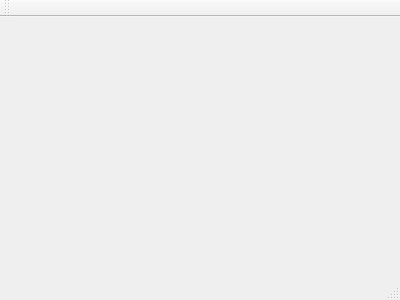
The window that MainWindow.ui (lukeelten/notenarchiv) describes before a commit, drawn with Qt 5.
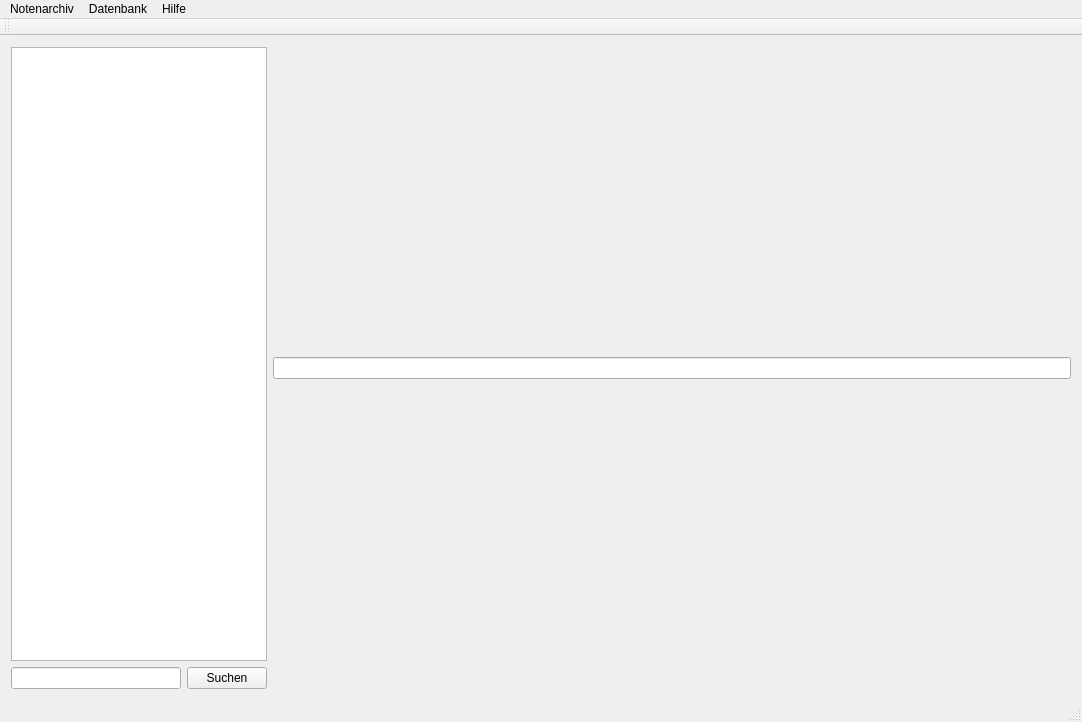
The same window after the commit.

Commit message: Altes Notenarchiv hinzugefügt. Icons rausgesucht

Patch:
```diff
--- a/MainWindow.ui
+++ b/MainWindow.ui
@@ -1,24 +1,169 @@
 <ui version="4.0">
  <class>MainWindow</class>
- <widget class="QMainWindow" name="MainWindow" >
-  <property name="geometry" >
+ <widget class="QMainWindow" name="MainWindow">
+  <property name="geometry">
    <rect>
     <x>0</x>
     <y>0</y>
-    <width>400</width>
-    <height>300</height>
+    <width>1082</width>
+    <height>722</height>
    </rect>
   </property>
   <property name="windowTitle" >
    <string>MainWindow</string>
   </property>
-  <widget class="QMenuBar" name="menuBar" />
-  <widget class="QToolBar" name="mainToolBar" />
-  <widget class="QWidget" name="centralWidget" />
-  <widget class="QStatusBar" name="statusBar" />
+  <widget class="QWidget" name="centralWidget">
+   <layout class="QHBoxLayout" name="horizontalLayout_2">
+    <item>
+     <layout class="QVBoxLayout" name="verticalLayout_2">
+      <item>
+       <widget class="QListView" name="liste">
+        <property name="sizePolicy">
+         <sizepolicy hsizetype="Minimum" vsizetype="Expanding">
+          <horstretch>0</horstretch>
+          <verstretch>0</verstretch>
+         </sizepolicy>
+        </property>
+       </widget>
+      </item>
+      <item>
+       <layout class="QHBoxLayout" name="horizontalLayout">
+        <property name="leftMargin">
+         <number>0</number>
+        </property>
+        <property name="topMargin">
+         <number>0</number>
+        </property>
+        <property name="rightMargin">
+         <number>0</number>
+        </property>
+        <property name="bottomMargin">
+         <number>0</number>
+        </property>
+        <item>
+         <widget class="QLineEdit" name="textSearch">
+          <property name="sizePolicy">
+           <sizepolicy hsizetype="Minimum" vsizetype="Fixed">
+            <horstretch>0</horstretch>
+            <verstretch>0</verstretch>
+           </sizepolicy>
+          </property>
+         </widget>
+        </item>
+        <item>
+         <widget class="QPushButton" name="buttonSearch">
+          <property name="sizePolicy">
+           <sizepolicy hsizetype="Fixed" vsizetype="Fixed">
+            <horstretch>0</horstretch>
+            <verstretch>0</verstretch>
+           </sizepolicy>
+          </property>
+          <property name="text">
+           <string>Suchen</string>
+          </property>
+         </widget>
+        </item>
+       </layout>
+      </item>
+     </layout>
+    </item>
+    <item>
+     <layout class="QVBoxLayout" name="verticalLayout">
+      <item>
+       <widget class="QLineEdit" name="lineEdit"/>
+      </item>
+     </layout>
+    </item>
+   </layout>
+  </widget>
+  <widget class="QMenuBar" name="menuBar">
+   <property name="geometry">
+    <rect>
+     <x>0</x>
+     <y>0</y>
+     <width>1082</width>
+     <height>21</height>
+    </rect>
+   </property>
+   <widget class="QMenu" name="menuNotenarchiv">
+    <property name="title">
+     <string>Notenarchiv</string>
+    </property>
+    <addaction name="menuQuit"/>
+   </widget>
+   <widget class="QMenu" name="menu">
+    <property name="title">
+     <string>Hilfe</string>
+    </property>
+    <addaction name="menuAbout"/>
+   </widget>
+   <widget class="QMenu" name="menuDatenbank">
+    <property name="title">
+     <string>Datenbank</string>
+    </property>
+    <widget class="QMenu" name="menuExportAs">
+     <property name="title">
+      <string>Daten exportieren</string>
+     </property>
+     <addaction name="menuExportAsSQL"/>
+     <addaction name="menuExportAsCSV"/>
+     <addaction name="menuExportAsXML"/>
+    </widget>
+    <addaction name="menuBackup"/>
+    <addaction name="menuRestore"/>
+    <addaction name="separator"/>
+    <addaction name="menuExportAs"/>
+   </widget>
+   <addaction name="menuNotenarchiv"/>
+   <addaction name="menuDatenbank"/>
+   <addaction name="menu"/>
+  </widget>
+  <widget class="QToolBar" name="mainToolBar">
+   <attribute name="toolBarArea">
+    <enum>TopToolBarArea</enum>
+   </attribute>
+   <attribute name="toolBarBreak">
+    <bool>false</bool>
+   </attribute>
+  </widget>
+  <widget class="QStatusBar" name="statusBar"/>
+  <action name="menuQuit">
+   <property name="text">
+    <string>Beenden</string>
+   </property>
+  </action>
+  <action name="menuAbout">
+   <property name="text">
+    <string>Über Notenarchiv</string>
+   </property>
+  </action>
+  <action name="menuBackup">
+   <property name="text">
+    <string>Sichern</string>
+   </property>
+  </action>
+  <action name="menuRestore">
+   <property name="text">
+    <string>Wiederherstellen</string>
+   </property>
+  </action>
+  <action name="menuExportAsSQL">
+   <property name="text">
+    <string>Als SQL (*.sql)</string>
+   </property>
+  </action>
+  <action name="menuExportAsCSV">
+   <property name="text">
+    <string>Als CSV (*.csv)</string>
+   </property>
+  </action>
+  <action name="menuExportAsXML">
+   <property name="text">
+    <string>Als XML (*.xml)</string>
+   </property>
+  </action>
  </widget>
- <layoutDefault spacing="6" margin="11" />
- <pixmapfunction></pixmapfunction>
+ <layoutdefault spacing="6" margin="11"/>
  <resources/>
  <connections/>
 </ui>
```
Left out of the diff: 3 changed lines with no effect on the pictures. The commit also changes 60 other files.
